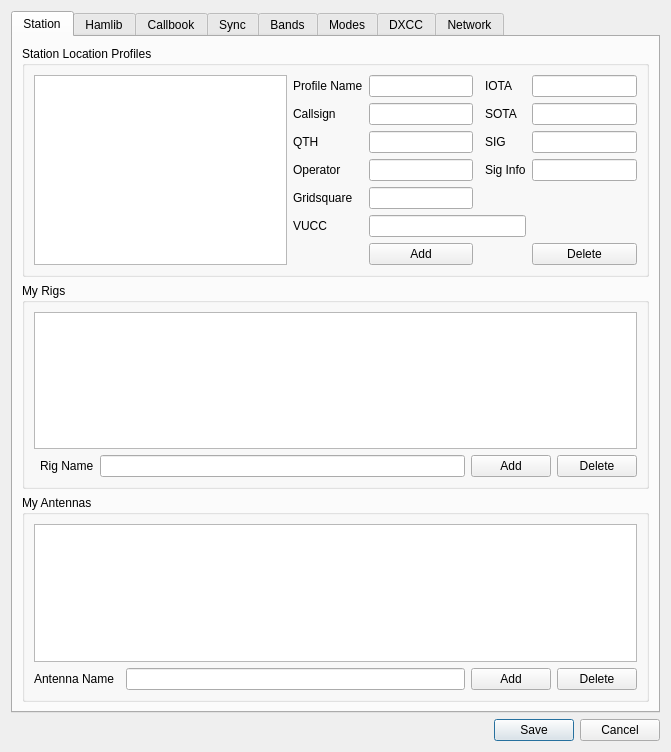
Above: ui/SettingsDialog.ui from k5mcd/QLog before the change. Below: the same form after it.
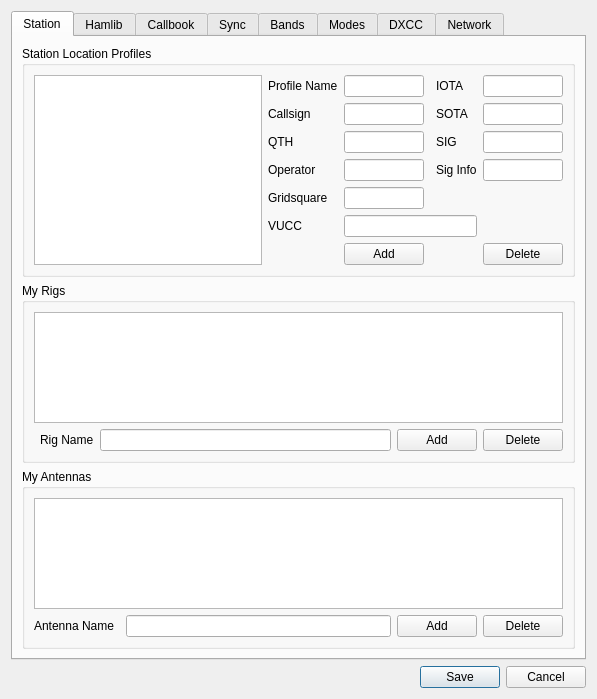
That is the form after the change. Icons and pictures are not drawn.

```diff
--- a/ui/SettingsDialog.ui
+++ b/ui/SettingsDialog.ui
@@ -6,8 +6,8 @@
    <rect>
     <x>0</x>
     <y>0</y>
-    <width>671</width>
-    <height>752</height>
+    <width>597</width>
+    <height>699</height>
    </rect>
   </property>
   <property name="windowTitle">
```
